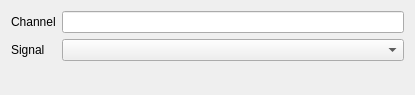
Old version of the form src/main/python/ui/edit_mapping.ui in the repository 3ll3d00d/beqdesigner.
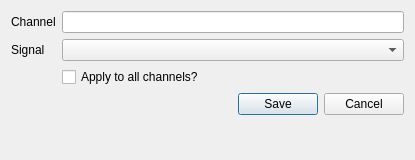
New version of the form.

Commit message: provide a way to set a single filter on all channels in one go #103

Diff of the .ui file:
```diff
--- a/src/main/python/ui/edit_mapping.ui
+++ b/src/main/python/ui/edit_mapping.ui
@@ -7,7 +7,7 @@
     <x>0</x>
     <y>0</y>
     <width>415</width>
-    <height>95</height>
+    <height>160</height>
    </rect>
   </property>
   <property name="windowTitle">
@@ -38,6 +38,20 @@
    <item row="1" column="1">
     <widget class="QComboBox" name="signal"/>
    </item>
+   <item row="2" column="1">
+    <widget class="QCheckBox" name="applyToAll">
+     <property name="text">
+      <string>Apply to all channels?</string>
+     </property>
+    </widget>
+   </item>
+   <item row="3" column="1">
+    <widget class="QDialogButtonBox" name="buttonBox">
+     <property name="standardButtons">
+      <set>QDialogButtonBox::Cancel|QDialogButtonBox::Save</set>
+     </property>
+    </widget>
+   </item>
   </layout>
  </widget>
  <resources/>
```
Left out of the diff: 35 changed lines with no effect on the pictures. The commit also changes 2 other files.
